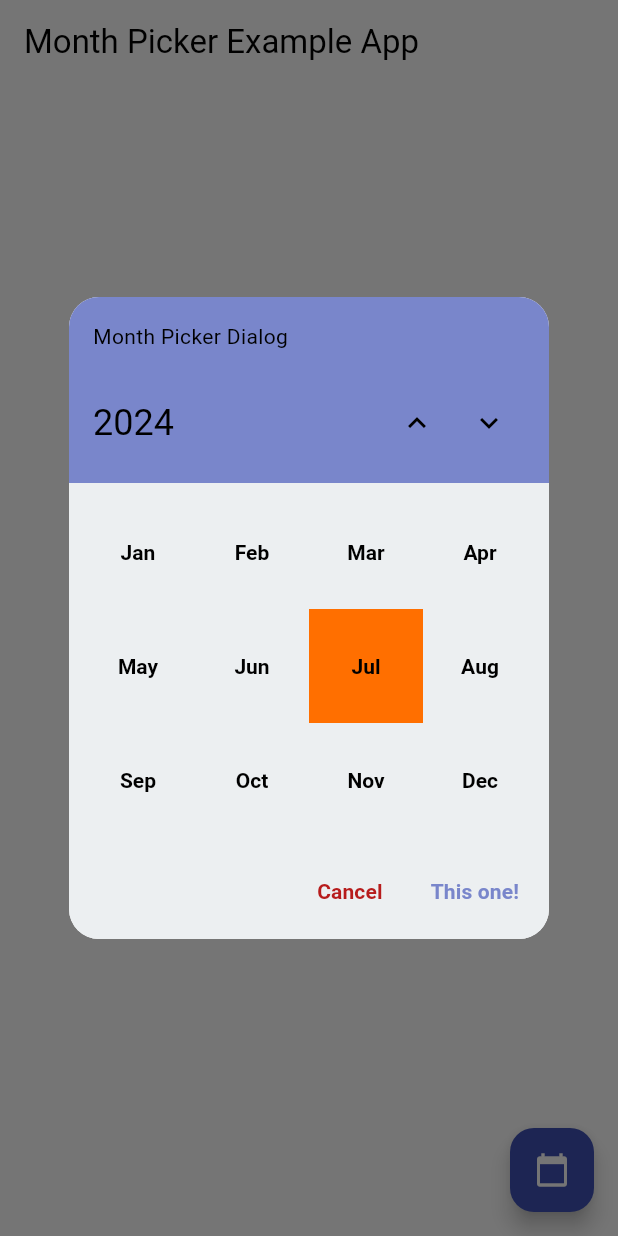
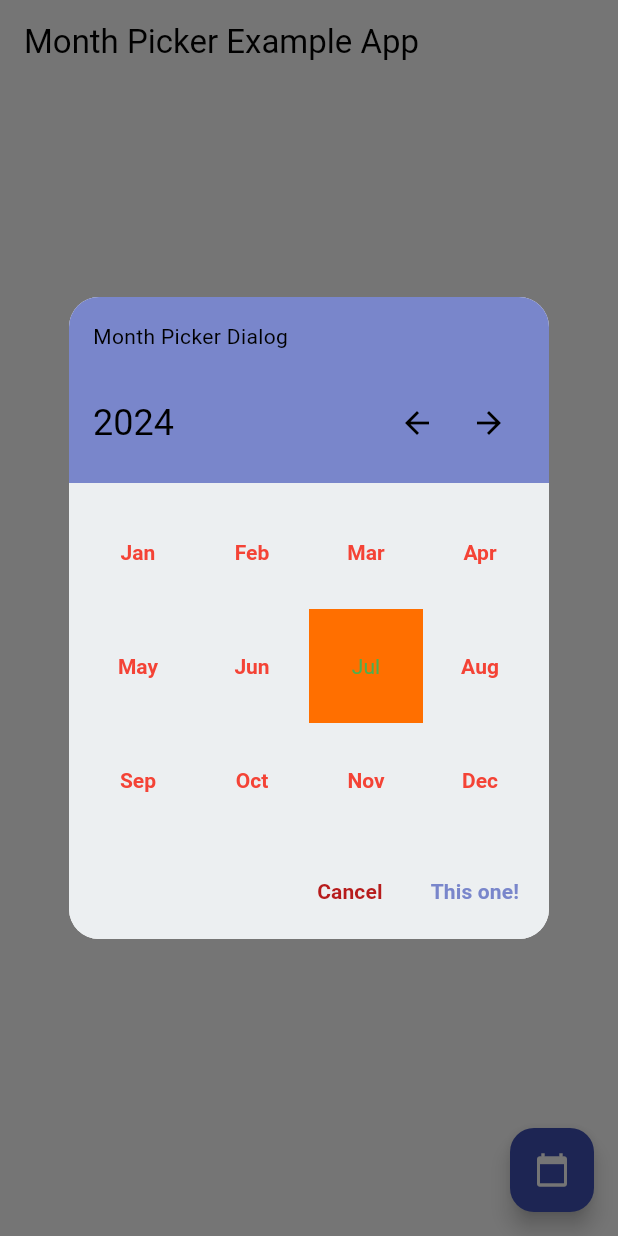
Before and after one commit to Macacoazul01/month_picker_dialog, a Flutter app: the screen it shows after launch, after a tap on the "calendar today" icon, on a phone screen of 412 x 824 dp. Run offline on Flutter 3.47's test engine with Material 3 defaults, Android fonts, the light colour scheme and no system bars.

Commit message:
adding textStyle for selected month texts, icon for previous, next arrows

```diff
--- a/example/lib/main.dart
+++ b/example/lib/main.dart
@@ -156,9 +156,17 @@ class _MyAppState extends State<MyApp> {
               }); */
               showMonthRangePicker(
                       context: context,
-                      textStyle: TextStyle(
-                        color: Colors.black,
+                      previousIcon: Icons.arrow_back,
+                      nextIcon: Icons.arrow_forward,
+                      yearTextStyle: TextStyle(
+                        color: Colors.amber,
+                      ),
+                      monthTextStyle: TextStyle(
+                        color: Colors.red,
                         fontWeight: FontWeight.bold,
+                      ),
+                      selectedMonthTextStyle: TextStyle(
+                        color: Colors.green,
                       ),
                       firstDate: DateTime(DateTime.now().year - 5, 5),
                       lastDate: DateTime(DateTime.now().year + 8, 9),
--- a/lib/src/helpers/controller.dart
+++ b/lib/src/helpers/controller.dart
@@ -43,11 +43,19 @@ class MonthpickerController {
     required this.headerTitle,
     required this.rangeMode,
     required this.rangeList,
-    required this.textSyle,
+    required this.monthTextStyle,
+    required this.selectedMonthTextStyle,
+    required this.yearTextStyle,
+    required this.previousIcon,
+    required this.nextIcon,
   });
 
   //User defined variables
-  final TextStyle? textSyle;
+  final TextStyle? monthTextStyle;
+  final TextStyle? selectedMonthTextStyle;
+  final TextStyle? yearTextStyle;
+  final IconData? previousIcon;
+  final IconData? nextIcon;
   final ThemeData theme;
   final DateTime? firstDate, lastDate, initialDate;
   final Locale? locale;
--- a/lib/src/month_picker_widgets/header/header_arrows.dart
+++ b/lib/src/month_picker_widgets/header/header_arrows.dart
@@ -10,11 +10,15 @@ class HeaderArrows extends StatelessWidget {
     required this.onDownButtonPressed,
     required this.upState,
     required this.downState,
+    this.previousIcon,
+    this.nextIcon,
   });
   final Color? arrowcolors;
   final double? arrowSize;
   final VoidCallback onUpButtonPressed, onDownButtonPressed;
   final bool upState, downState;
+  final IconData? previousIcon;
+  final IconData? nextIcon;
 
   @override
   Widget build(BuildContext context) {
@@ -22,7 +26,7 @@ class HeaderArrows extends StatelessWidget {
       children: <Widget>[
         IconButton(
           icon: Icon(
-            Icons.keyboard_arrow_up,
+            previousIcon ?? Icons.keyboard_arrow_up,
             color: upState ? arrowcolors : arrowcolors!.withOpacity(0.5),
             size: arrowSize,
           ),
@@ -30,7 +34,7 @@ class HeaderArrows extends StatelessWidget {
         ),
         IconButton(
           icon: Icon(
-            Icons.keyboard_arrow_down,
+            nextIcon ?? Icons.keyboard_arrow_down,
             color: downState ? arrowcolors : arrowcolors!.withOpacity(0.5),
             size: arrowSize,
           ),
--- a/lib/src/month_picker_widgets/header/header_row.dart
+++ b/lib/src/month_picker_widgets/header/header_row.dart
@@ -1,6 +1,7 @@
 import 'package:flutter/material.dart';
 import 'package:intl/intl.dart';
 import 'package:provider/provider.dart';
+
 import '/month_picker_dialog.dart';
 
 ///The main part of the header. Where arrows and current interval are presented.
@@ -55,6 +56,8 @@ class HeaderRow extends StatelessWidget {
               downState: monthProvider.enableState.downState,
               upState: monthProvider.enableState.upState,
               arrowSize: controller.arrowSize,
+              previousIcon: controller.previousIcon,
+              nextIcon: controller.nextIcon,
             ),
           ]
         : <Widget>[
@@ -87,6 +90,8 @@ class HeaderRow extends StatelessWidget {
               downState: yearProvider.enableState.downState,
               upState: yearProvider.enableState.upState,
               arrowSize: controller.arrowSize,
+              previousIcon: controller.previousIcon,
+              nextIcon: controller.nextIcon,
             ),
           ];
     return portrait
--- a/lib/src/month_selector/month_button.dart
+++ b/lib/src/month_selector/month_button.dart
@@ -50,6 +50,11 @@ class MonthButton extends StatelessWidget {
   /// If not provided, the customization will be built from the app's theme.
   ButtonStyle _buildDefaultMonthStyle() {
     Color? backgroundColor;
+    TextStyle? textStyle = controller.monthTextStyle ??
+        theme.textTheme.labelLarge ??
+        TextStyle(
+          fontWeight: FontWeight.bold,
+        );
     Color? foregroundColor = controller.unselectedMonthTextColor;
     final List<DateTime> selectedDates = [controller.selectedDate];
 
@@ -83,17 +88,19 @@ class MonthButton extends StatelessWidget {
                 theme.colorScheme.onSecondary,
           )
           .color;
+      textStyle = controller.selectedMonthTextStyle ??
+          theme.textTheme.labelLarge ??
+          TextStyle(
+            fontWeight: FontWeight.bold,
+            color: foregroundColor,
+          );
     } else if (date.month == controller.now.month &&
         date.year == controller.now.year) {
       foregroundColor = controller.currentMonthTextColor ?? backgroundColor;
     }
 
     return TextButton.styleFrom(
-      textStyle: controller.textSyle ??
-          theme.textTheme.labelLarge ??
-          TextStyle(
-            fontWeight: FontWeight.bold,
-          ),
+      textStyle: textStyle,
       foregroundColor: foregroundColor,
       backgroundColor: backgroundColor,
       shape: controller.buttonBorder,
--- a/lib/src/show_month_picker.dart
+++ b/lib/src/show_month_picker.dart
@@ -71,7 +71,11 @@ import '/month_picker_dialog.dart';
 ///
 Future<DateTime?> showMonthPicker({
   required BuildContext context,
-  TextStyle? textStyle,
+  TextStyle? monthTextStyle,
+  TextStyle? selectedMonthTextStyle,
+  TextStyle? yearTextStyle,
+  IconData? previousIcon,
+  IconData? nextIcon,
   DateTime? initialDate,
   DateTime? firstDate,
   DateTime? lastDate,
@@ -111,7 +115,11 @@ Future<DateTime?> showMonthPicker({
       'forceSelectedDate can only be used with dismissible = true');
   final ThemeData theme = Theme.of(context);
   final MonthpickerController controller = MonthpickerController(
-    textSyle: textStyle,
+    monthTextStyle: monthTextStyle,
+    selectedMonthTextStyle: selectedMonthTextStyle,
+    yearTextStyle: yearTextStyle,
+    previousIcon: previousIcon,
+    nextIcon: nextIcon,
     initialDate: initialDate,
     firstDate: firstDate,
     lastDate: lastDate,
--- a/lib/src/show_month_range_picker.dart
+++ b/lib/src/show_month_range_picker.dart
@@ -15,7 +15,9 @@ import '/month_picker_dialog.dart';
 ///
 /// `monthStylePredicate:` allows you to individually customize each month.
 ///
-/// `textStyle:` allows you to customize text-style of month.
+/// `monthTextStyle:` allows you to customize text-style of month.
+///
+/// `yearTextStyle:` allows you to customize text-style of year.
 ///
 /// `yearStylePredicate:` allows you to individually customize each year.
 ///
@@ -75,7 +77,11 @@ import '/month_picker_dialog.dart';
 ///
 Future<List<DateTime>?> showMonthRangePicker({
   required BuildContext context,
-  TextStyle? textStyle,
+  TextStyle? monthTextStyle,
+  TextStyle? selectedMonthTextStyle,
+  TextStyle? yearTextStyle,
+  IconData? previousIcon,
+  IconData? nextIcon,
   DateTime? initialDate,
   DateTime? firstDate,
   DateTime? lastDate,
@@ -116,7 +122,11 @@ Future<List<DateTime>?> showMonthRangePicker({
       'forceSelectedDate can only be used with dismissible = true');
   final ThemeData theme = Theme.of(context);
   final MonthpickerController controller = MonthpickerController(
-    textSyle: textStyle,
+    monthTextStyle: monthTextStyle,
+    selectedMonthTextStyle: selectedMonthTextStyle,
+    yearTextStyle: yearTextStyle,
+    previousIcon: previousIcon,
+    nextIcon: nextIcon,
     initialDate: initialDate,
     firstDate: firstDate,
     lastDate: lastDate,
--- a/pubspec.yaml
+++ b/pubspec.yaml
@@ -1,6 +1,6 @@
 name: month_picker_dialog
 description: Internationalized dialog for picking a single month from an infinite list of years.
-version: 4.0.2
+version: 4.0.3
 homepage: https://github.com/hmkrivoj/month_picker_dialog
 
 environment:
```
Also changed, not shown: 2 other files.
